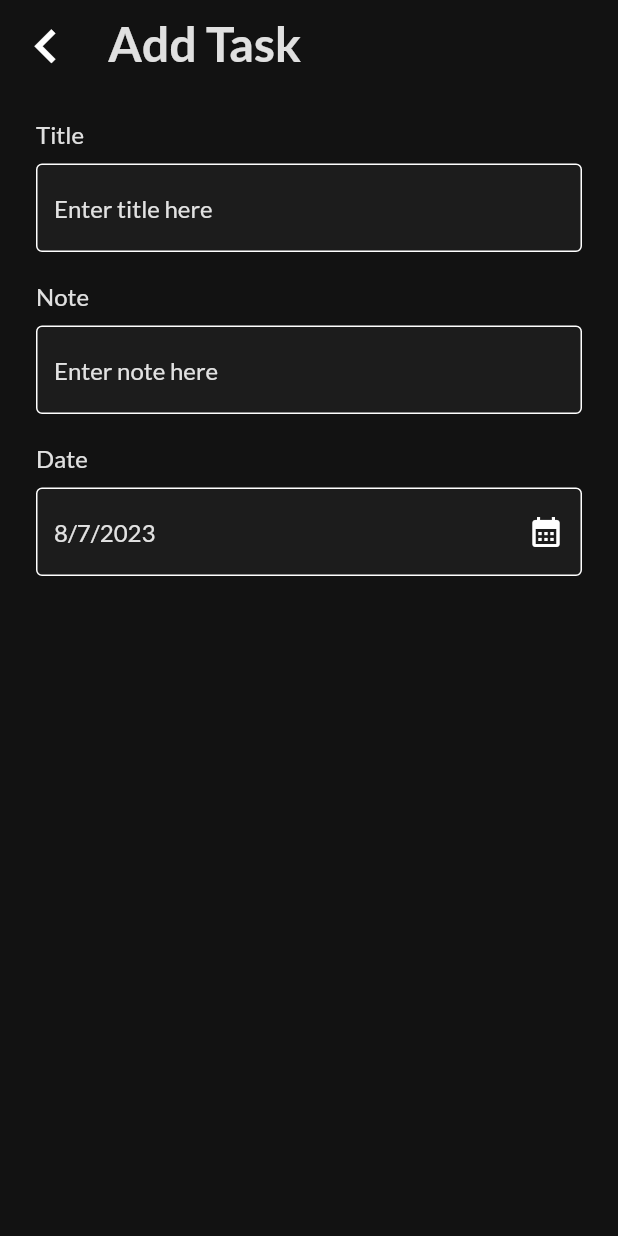
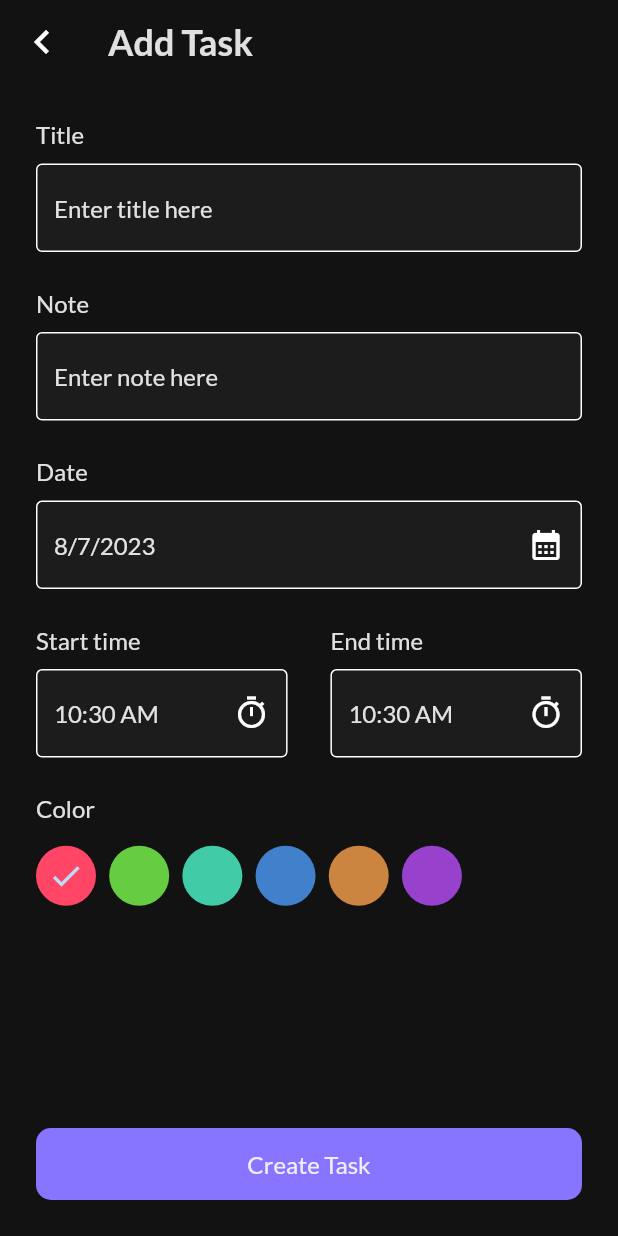
Before and after one commit to SA33ED/Todo_app, a Flutter app: the AddTaskScreen screen opened by its route, on a phone screen of 412 x 824 dp. Run offline on Flutter 3.47's test engine with Material 2 defaults, Android fonts, the phone set to English and light mode, and no system bars; our stand-ins replace date_picker_timeline, flutter_screenutil, flutter_svg, google_fonts, shared_preferences; accounts and stored records are empty.

Commit message:
Finish UI

```diff
--- a/lib/helpers/app_colors.dart
+++ b/lib/helpers/app_colors.dart
@@ -5,5 +5,10 @@ class AppColors {
   static const Color secondary = Color(0xff8875FF);
   static const Color background1 = Color(0xff424242);
   static const Color whiteText = Colors.white;
-  static const Color red = Color(0xffE57373);
+  static const Color red = Color(0xffFF4666);
+  static const Color green = Color(0xff66CC41);
+  static const Color lightBlue = Color(0xff41CCA7);
+  static const Color blue = Color(0xff4181CC);
+  static const Color customYellow = Color(0xffCC8441);
+  static const Color purble = Color(0xff9741CC);
 }
--- a/lib/main.dart
+++ b/lib/main.dart
@@ -1,4 +1,5 @@
 import 'package:flutter/material.dart';
+import 'package:flutter_screenutil/flutter_screenutil.dart';
 import 'package:google_fonts/google_fonts.dart';
 import 'package:to_do_app/helpers/app_cashe.dart';
 import 'package:to_do_app/helpers/app_colors.dart';
@@ -19,6 +20,9 @@ class ToDoApp extends StatelessWidget {
 
   @override
   Widget build(BuildContext context) {
+    return ScreenUtilInit(
+      designSize: const Size(375, 812),
+      builder: (context, child) {
         return MaterialApp(
           theme: getThemeData(),
           debugShowCheckedModeBanner: false,
@@ -29,6 +33,8 @@ class ToDoApp extends StatelessWidget {
             AddTaskScreen.id: (context) => const AddTaskScreen(),
           },
           initialRoute: SplashScreen.id,
+        );
+      },
     );
   }
 }
--- a/lib/screens/add_task_screen.dart
+++ b/lib/screens/add_task_screen.dart
@@ -1,6 +1,8 @@
 import 'package:flutter/material.dart';
+import 'package:flutter_screenutil/flutter_screenutil.dart';
 import 'package:intl/intl.dart';
 import 'package:to_do_app/helpers/app_colors.dart';
+import 'package:to_do_app/widgets/custom_btn_widget.dart';
 import 'package:to_do_app/widgets/custom_input_field.dart';
 
 class AddTaskScreen extends StatefulWidget {
@@ -12,8 +14,18 @@ class AddTaskScreen extends StatefulWidget {
 }
 
 class _AddTaskScreenState extends State<AddTaskScreen> {
+  int selectedColorIndex = 0;
   DateTime? selectedDate = DateTime.now();
-
+  String selectedStartTime = DateFormat('hh:mm a').format(DateTime.now());
+  String selectedEndTime = DateFormat('hh:mm a').format(DateTime.now());
+  List<Color> colors = [
+    AppColors.red,
+    AppColors.green,
+    AppColors.lightBlue,
+    AppColors.blue,
+    AppColors.customYellow,
+    AppColors.purble,
+  ];
   @override
   Widget build(BuildContext context) {
     TextTheme customTextTheme = Theme.of(context).textTheme;
@@ -27,23 +39,29 @@ class _AddTaskScreenState extends State<AddTaskScreen> {
           },
           icon: const Icon(
             Icons.chevron_left,
-            size: 45,
+            size: 32,
           ),
         ),
         title: Text(
           "Add Task",
-          style: customTextTheme.displayLarge,
+          style: customTextTheme.displayLarge!.copyWith(fontSize: 24),
         ),
       ),
       body: Padding(
         padding: const EdgeInsets.all(24),
+        //!Form Started
         child: Form(
+          child: Column(children: [
+            Expanded(
               child: ListView(
                 children: [
+                  //ToDo Title
                   CustomTextField(title: "Title", hint: "Enter title here"),
-              const SizedBox(height: 20),
+                  SizedBox(height: 24.h),
+                  //ToDo Note
                   CustomTextField(title: "Note", hint: "Enter note here"),
-              const SizedBox(height: 20),
+                  SizedBox(height: 24.h),
+                  //ToDo Date
                   CustomTextField(
                     title: "Date",
                     hint: DateFormat.yMd().format(selectedDate!),
@@ -51,22 +69,112 @@ class _AddTaskScreenState extends State<AddTaskScreen> {
                       onPressed: () async {
                         DateTime? pickedDate = await showDatePicker(
                           context: context,
-                      initialDate: selectedDate!,
+                          initialDate: selectedDate ?? DateTime.now(),
                           firstDate: DateTime.now(),
                           lastDate: DateTime(2025),
                         );
+                        if (pickedDate != null) {
                           setState(() {
                             selectedDate = pickedDate;
                           });
+                        }
                       },
                       icon: const Icon(Icons.calendar_month_sharp),
                     ),
                     readOnly: true,
                   ),
-              const SizedBox(height: 20),
+                  SizedBox(height: 24.h),
+
+                  //ToDo Start-End Time
+                  Row(children: [
+                    Expanded(
+                        child: CustomTextField(
+                      readOnly: true,
+                      title: "Start time",
+                      hint: selectedStartTime,
+                      suffixIcon: IconButton(
+                        onPressed: () async {
+                          TimeOfDay? pickedStartTime = await showTimePicker(
+                              context: context,
+                              initialTime:
+                                  TimeOfDay.fromDateTime(DateTime.now()));
+
+                          if (pickedStartTime != null) {
+                            setState(() {
+                              selectedStartTime =
+                                  pickedStartTime.format(context);
+                            });
+                          }
+                        },
+                        icon: const Icon(Icons.timer_sharp),
+                      ),
+                    )),
+                    SizedBox(width: 26.w),
+                    Expanded(
+                        child: CustomTextField(
+                            readOnly: true,
+                            title: "End time",
+                            hint: selectedEndTime,
+                            suffixIcon: IconButton(
+                              onPressed: () async {
+                                TimeOfDay? pickedEndTime = await showTimePicker(
+                                    context: context,
+                                    initialTime:
+                                        TimeOfDay.fromDateTime(DateTime.now()));
+
+                                if (pickedEndTime != null) {
+                                  setState(() {
+                                    selectedEndTime =
+                                        pickedEndTime.format(context);
+                                  });
+                                }
+                              },
+                              icon: const Icon(Icons.timer_sharp),
+                            )))
+                  ]),
+                  SizedBox(height: 24.h),
+                  //ToDo Colors
+                  Column(
+                    children: [
+                      Row(
+                        children: [
+                          Padding(
+                            padding: const EdgeInsets.only(bottom: 10),
+                            child: Text("Color",
+                                style: customTextTheme.displayMedium),
+                          )
+                        ],
+                      ),
+                    ],
+                  ),
+                  SizedBox(
+                    height: 50.h,
+                    child: ListView.separated(
+                        scrollDirection: Axis.horizontal,
+                        itemCount: colors.length,
+                        separatorBuilder: (_, i) => SizedBox(width: 8.w),
+                        itemBuilder: (_, i) {
+                          return GestureDetector(
+                            onTap: () {
+                              setState(() {
+                                selectedColorIndex = i;
+                              });
+                            },
+                            child: CircleAvatar(
+                                backgroundColor: colors[i],
+                                child: selectedColorIndex == i
+                                    ? const Icon(Icons.check)
+                                    : null),
+                          );
+                        }),
+                  ),
                 ],
               ),
             ),
+            CustomBtn(customTextTheme: customTextTheme, title: "Create Task")
+          ]),
+        ),
+        //!Form Ended
       ),
     );
   }
--- a/lib/widgets/custom_btn_widget.dart
+++ b/lib/widgets/custom_btn_widget.dart
@@ -19,8 +19,6 @@ class CustomBtn extends StatelessWidget {
   Widget build(BuildContext context) {
     return GestureDetector(
       onTap: () {},
-      child: Padding(
-        padding: const EdgeInsets.only(left: 24.0, right: 24.0),
       child: Container(
         alignment: Alignment.center,
         height: 48,
@@ -34,7 +32,6 @@ class CustomBtn extends StatelessWidget {
           style: customTextTheme.displayMedium,
         ),
       ),
-      ),
     );
   }
 }
--- a/lib/widgets/task_item.dart
+++ b/lib/widgets/task_item.dart
@@ -2,7 +2,6 @@ import 'package:flutter/material.dart';
 
 import '../helpers/app_colors.dart';
 import 'custom_btn_widget.dart';
-
 
 class TaskItem extends StatelessWidget {
   const TaskItem({
@@ -77,6 +76,7 @@ class TaskItem extends StatelessWidget {
             context: context,
             builder: (context) {
               return Container(
+                padding: const EdgeInsets.symmetric(horizontal: 24.0),
                 height: 270,
                 color: AppColors.background1,
                 child: Column(
--- a/pubspec.yaml
+++ b/pubspec.yaml
@@ -32,6 +32,7 @@ dependencies:
   date_picker_timeline: ^1.2.5
   flutter:
     sdk: flutter
+  flutter_screenutil: ^5.8.4
   flutter_svg: ^2.0.7
   google_fonts: ^5.1.0
   intl: ^0.18.1
```
Also changed, not shown: pubspec.lock. Lines whose indentation alone changed are shown as unchanged.
